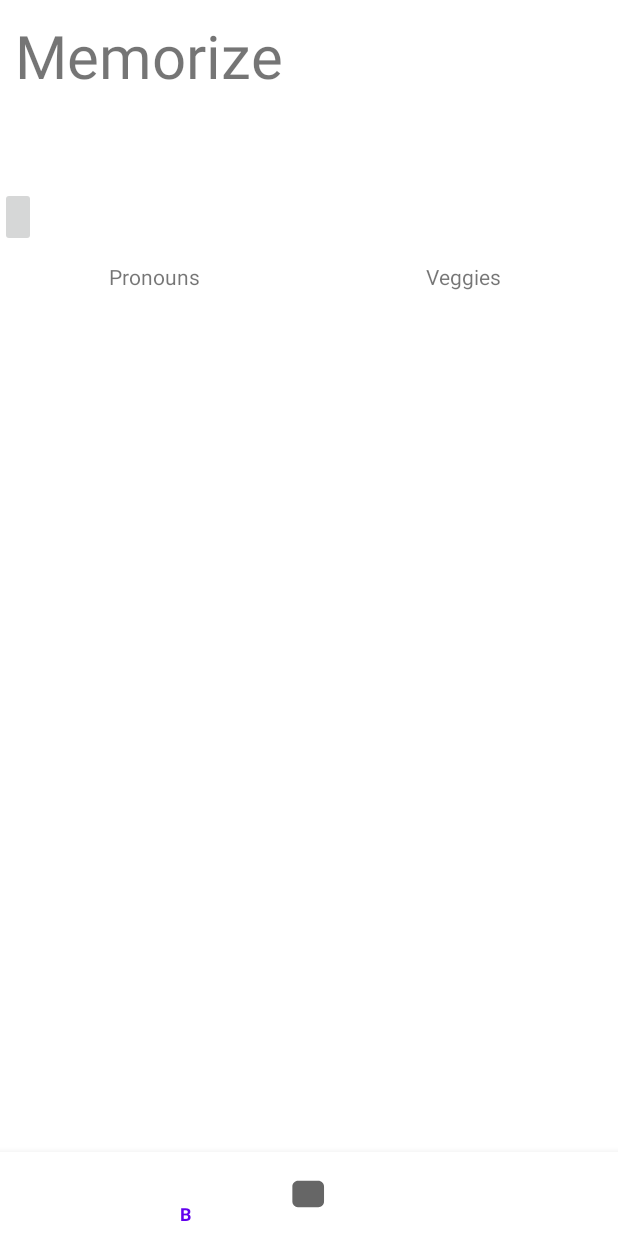
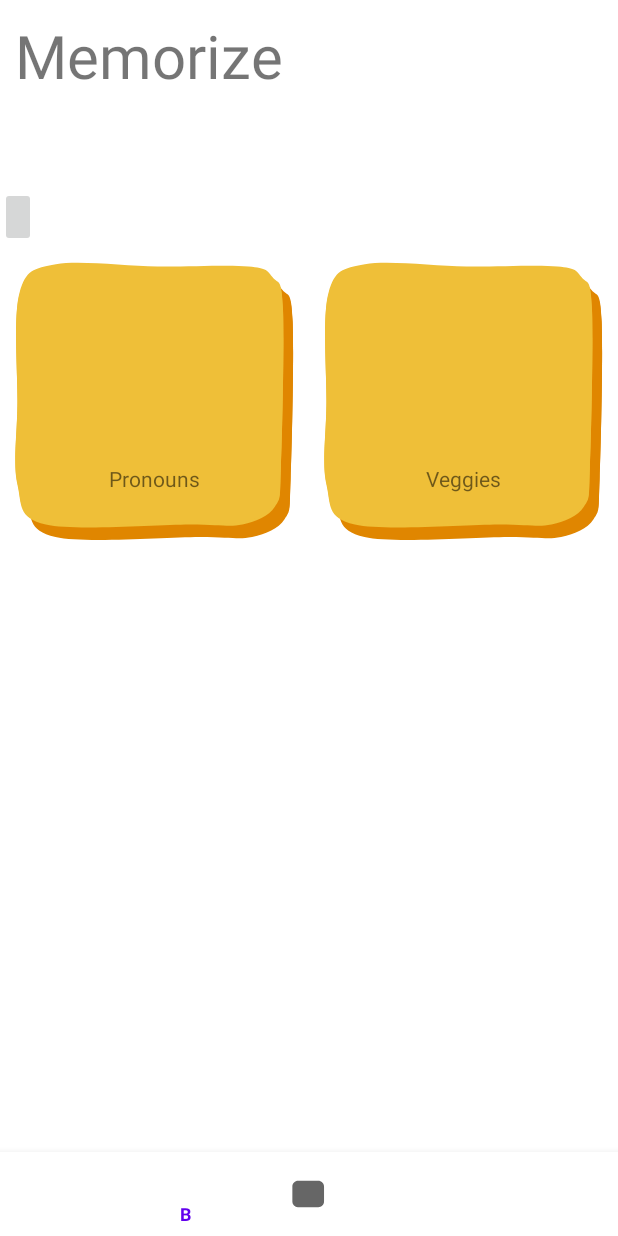
Before and after one commit to Raccoon15834/BNapp, an Android app: the MemorizeActivity screen opened directly, with no data from a screen before it, on a phone screen of 412 x 824 dp. Run offline under Robolectric (Android 15) with nearby library versions, the phone set to English and light mode, and no system bars.

Commit message:
flashcards finished

```diff
--- a/app/src/main/java/das/anusha/bnapp/FlashcardDeck.java
+++ b/app/src/main/java/das/anusha/bnapp/FlashcardDeck.java
@@ -52,7 +52,7 @@ public class FlashcardDeck extends Fragment {
         //GridLayout.LayoutParams lp= new GridLayout.LayoutParams(GridLayout.spec(num/3), GridLayout.spec(num%3));
         GridLayout.LayoutParams lp= new GridLayout.LayoutParams(GridLayout.spec(num/3), GridLayout.spec(GridLayout.UNDEFINED,GridLayout.FILL,1f));
         lp.height = GridLayout.LayoutParams.WRAP_CONTENT;
-        lp.width = 0;
+        lp.width =0;
         myV.setLayoutParams(lp);
         return  myV;
     }
--- a/app/src/main/java/das/anusha/bnapp/MemorizeActivity.java
+++ b/app/src/main/java/das/anusha/bnapp/MemorizeActivity.java
@@ -60,7 +60,7 @@ public class MemorizeActivity extends Activity implements FlashcardDeck.deckSele
             tags =res.getStringArray(res.getIdentifier("tags"+i, "array", p));
             TypedArray prePics =res.obtainTypedArray(res.getIdentifier("pics"+i, "array", p));
             pics = new int[prePics.length()];
-            for(int j=0; j<pics.length; j++) pics[i] = prePics.getResourceId(j, 0);
+            for(int j=0; j<pics.length; j++) pics[j] = prePics.getResourceId(j, 0);
             strs =res.getStringArray(res.getIdentifier("deck"+i, "array", p));
             FlashcardDeck myFrag = FlashcardDeck.newInstance(pics, strs, title, tags);
             //addFragment(pics, strs, title, tags);//TODO fix image recall
--- /dev/null
+++ b/app/src/main/res/drawable/ic_flashcardbg.xml
@@ -0,0 +1,41 @@
+<vector xmlns:android="http://schemas.android.com/apk/res/android"
+    android:width="288dp"
+    android:height="288dp"
+    android:viewportWidth="288"
+    android:viewportHeight="288">
+  <group>
+    <clip-path
+        android:pathData="m0,0l288,0l0,288l-288,0l0,-288z"/>
+    <path
+        android:pathData="m0,0l288,0l0,288l-288,0z"
+        android:fillColor="#000000"
+        android:fillAlpha="0"
+        android:fillType="evenOdd"
+        android:strokeColor="#00000000"
+        android:strokeLineCap="square"/>
+    <path
+        android:pathData="m52.275,17.205c23.711,-4.558 71.484,1.897 104.611,2.276c33.127,0.379 74.275,-1.9 94.152,0c19.877,1.9 19.18,4.185 25.108,11.402c5.928,7.217 9.064,-0.383 10.459,31.899c1.395,32.281 -0.695,127.987 -2.09,161.789c-1.395,33.802 0.347,31.148 -6.279,41.024c-6.626,9.876 -18.832,15.192 -33.477,18.231c-14.645,3.038 -20.572,0 -54.395,0c-33.824,0 -118.906,6.837 -148.547,0c-29.641,-6.837 -24.414,-20.514 -29.297,-41.024c-4.883,-20.51 -0.35,-49.376 0,-82.038c0.35,-32.662 -4.527,-90.01 2.099,-113.936c6.626,-23.926 13.946,-25.065 37.657,-29.622z"
+        android:fillColor="#e08600"
+        android:fillType="evenOdd"
+        android:strokeColor="#00000000"
+        android:strokeLineCap="square"/>
+    <path
+        android:pathData="m52.275,15.205c23.711,-4.558 71.484,1.897 104.611,2.276c33.127,0.379 74.275,-1.9 94.152,0c19.877,1.9 19.18,4.185 25.108,11.402c5.928,7.217 9.064,-0.383 10.459,31.899c1.395,32.281 -0.695,127.987 -2.09,161.789c-1.395,33.802 0.347,31.148 -6.279,41.024c-6.626,9.876 -18.832,15.192 -33.477,18.231c-14.645,3.038 -20.572,0 -54.395,0c-33.824,0 -118.906,6.837 -148.547,0c-29.641,-6.837 -24.414,-20.514 -29.297,-41.024c-4.883,-20.51 -0.35,-49.376 0,-82.038c0.35,-32.662 -4.527,-90.01 2.099,-113.936c6.626,-23.926 13.946,-25.065 37.657,-29.622z"
+        android:fillColor="#e08600"
+        android:fillType="evenOdd"
+        android:strokeColor="#00000000"
+        android:strokeLineCap="square"/>
+    <path
+        android:pathData="m42.281,4.276c23.711,-4.558 71.484,1.897 104.611,2.276c33.127,0.379 74.275,-1.9 94.152,0c19.877,1.9 19.18,4.185 25.108,11.402c5.928,7.217 9.064,-0.383 10.459,31.899c1.395,32.281 -0.695,127.987 -2.09,161.789c-1.395,33.802 0.347,31.148 -6.279,41.024c-6.626,9.876 -18.832,15.192 -33.477,18.231c-14.645,3.038 -20.572,0 -54.395,0c-33.824,0 -118.906,6.837 -148.547,0c-29.641,-6.837 -24.414,-20.514 -29.297,-41.024c-4.883,-20.51 -0.35,-49.376 0,-82.038c0.35,-32.662 -4.527,-90.01 2.099,-113.936c6.626,-23.926 13.946,-25.065 37.657,-29.622z"
+        android:fillColor="#efbf38"
+        android:fillType="evenOdd"
+        android:strokeColor="#00000000"
+        android:strokeLineCap="square"/>
+    <path
+        android:pathData="m42.281,2.276c23.711,-4.558 71.484,1.897 104.611,2.276c33.127,0.379 74.275,-1.9 94.152,0c19.877,1.9 19.18,4.185 25.108,11.402c5.928,7.217 9.064,-0.383 10.459,31.899c1.395,32.281 -0.695,127.987 -2.09,161.789c-1.395,33.802 0.347,31.148 -6.279,41.024c-6.626,9.876 -18.832,15.192 -33.477,18.231c-14.645,3.038 -20.572,0 -54.395,0c-33.824,0 -118.906,6.837 -148.547,0c-29.641,-6.837 -24.414,-20.514 -29.297,-41.024c-4.883,-20.51 -0.35,-49.376 0,-82.038c0.35,-32.662 -4.527,-90.01 2.099,-113.936c6.626,-23.926 13.946,-25.065 37.657,-29.622z"
+        android:fillColor="#efbf38"
+        android:fillType="evenOdd"
+        android:strokeColor="#00000000"
+        android:strokeLineCap="square"/>
+  </group>
+</vector>
--- a/app/src/main/res/layout/card.xml
+++ b/app/src/main/res/layout/card.xml
@@ -4,7 +4,7 @@
     android:layout_height="match_parent"
     xmlns:app="http://schemas.android.com/apk/res-auto"
     android:id="@+id/card">
-    <Button
+    <androidx.appcompat.widget.AppCompatImageButton
         android:layout_width="wrap_content"
         android:layout_height="@dimen/btnHeight"
         app:layout_constraintTop_toTopOf="parent"
@@ -14,7 +14,7 @@
         android:layout_width="wrap_content"
         android:layout_height="wrap_content"
         android:id="@+id/halfway"
-        app:layout_constraintGuide_percent=".50"
+        app:layout_constraintGuide_percent=".20"
         android:orientation="horizontal"/>
     <ImageView
         android:layout_width="match_parent"
@@ -28,7 +28,7 @@
     <TextView
         android:layout_width="wrap_content"
         android:layout_height="wrap_content"
-        app:layout_constraintBottom_toTopOf="@id/halfway"
+        app:layout_constraintTop_toBottomOf="@id/halfway"
         app:layout_constraintLeft_toLeftOf="parent"
         app:layout_constraintRight_toRightOf="parent"
         android:padding="@dimen/padding"
--- a/app/src/main/res/layout/deckcover.xml
+++ b/app/src/main/res/layout/deckcover.xml
@@ -1,13 +1,15 @@
 <?xml version="1.0" encoding="utf-8"?>
 <androidx.constraintlayout.widget.ConstraintLayout xmlns:android="http://schemas.android.com/apk/res/android"
     android:layout_width="match_parent"
-    android:layout_height="match_parent"
+    android:layout_height="wrap_content"
     xmlns:app="http://schemas.android.com/apk/res-auto"
     android:padding="@dimen/padding">
     <ImageView
         android:layout_width="match_parent"
         android:layout_height="match_parent"
-        android:id="@+id/deckBg"/>
+        android:id="@+id/deckBg"
+        android:scaleType="fitStart"
+        android:src="@drawable/ic_flashcardbg"/>
     <TextView
         android:layout_width="wrap_content"
         android:layout_height="wrap_content"
@@ -17,4 +19,5 @@
         app:layout_constraintRight_toRightOf="parent"
         android:id="@+id/deckTitle"/>
 
+
 </androidx.constraintlayout.widget.ConstraintLayout>
--- a/app/src/main/res/values/arrays.xml
+++ b/app/src/main/res/values/arrays.xml
@@ -30,6 +30,7 @@
         <item>Shosha</item>
     </string-array>
 
+
     <!--these 3 must be the same length-->
     <!--make sure all of the layouts have back buttons embedded-->
     <string-array name="speakLessonNames">
```
Also changed, not shown: app/src/main/java/das/anusha/bnapp/Flashcards.java (+92 -7 lines).
